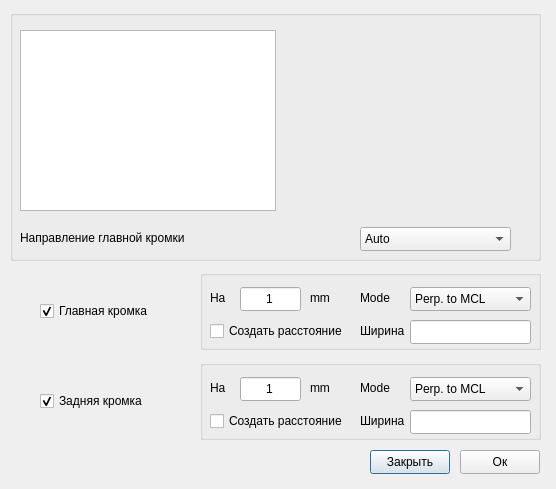
Old version of the form curve/widthedgewindow.ui in the repository SoloMainDeveloper/TurbineQC.
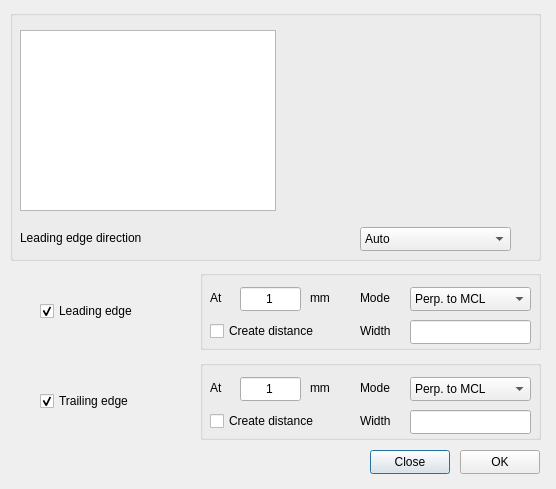
New version of the form.

Diff of the .ui file:
```diff
--- a/curve/widthedgewindow.ui
+++ b/curve/widthedgewindow.ui
@@ -45,7 +45,7 @@
      </rect>
     </property>
     <property name="text">
-     <string>Направление главной кромки</string>
+     <string>Leading edge direction</string>
     </property>
    </widget>
    <widget class="QComboBox" name="directionLEComboBox">
@@ -104,7 +104,7 @@
     </rect>
    </property>
    <property name="text">
-    <string>Главная кромка</string>
+    <string>Leading edge</string>
    </property>
    <property name="checked">
     <bool>true</bool>
@@ -120,7 +120,7 @@
     </rect>
    </property>
    <property name="text">
-    <string>Задняя кромка</string>
+    <string>Trailing edge</string>
    </property>
    <property name="checked">
     <bool>true</bool>
@@ -148,7 +148,7 @@
      </rect>
     </property>
     <property name="text">
-     <string>На</string>
+     <string>At</string>
     </property>
    </widget>
    <widget class="QLineEdit" name="distanceLE">
@@ -228,7 +228,7 @@
      </rect>
     </property>
     <property name="text">
-     <string>Создать расстояние</string>
+     <string>Create distance</string>
     </property>
     <property name="checked">
      <bool>false</bool>
@@ -244,7 +244,7 @@
      </rect>
     </property>
     <property name="text">
-     <string>Ширина</string>
+     <string>Width</string>
     </property>
    </widget>
    <widget class="QLineEdit" name="answerLE">
@@ -289,7 +289,7 @@
      </rect>
     </property>
     <property name="text">
-     <string>На</string>
+     <string>At</string>
     </property>
    </widget>
    <widget class="QLineEdit" name="distanceTE">
@@ -369,7 +369,7 @@
      </rect>
     </property>
     <property name="text">
-     <string>Создать расстояние</string>
+     <string>Create distance</string>
     </property>
     <property name="checked">
      <bool>false</bool>
@@ -385,7 +385,7 @@
      </rect>
     </property>
     <property name="text">
-     <string>Ширина</string>
+     <string>Width</string>
     </property>
    </widget>
    <widget class="QLineEdit" name="answerTE">
@@ -418,7 +418,7 @@
     </rect>
    </property>
    <property name="text">
-    <string>Закрыть</string>
+    <string>Close</string>
    </property>
   </widget>
   <widget class="QPushButton" name="calculateButton">
@@ -431,7 +431,7 @@
     </rect>
    </property>
    <property name="text">
-    <string>Ок</string>
+    <string>OK</string>
    </property>
   </widget>
  </widget>
```
